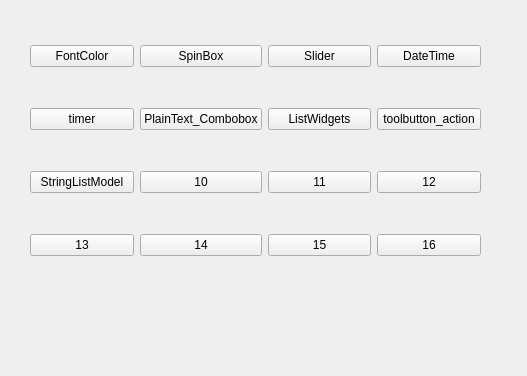
First picture: the form in src/QT_Demo/entry_form.ui, repository dbase/QT_Demo, before the edit.
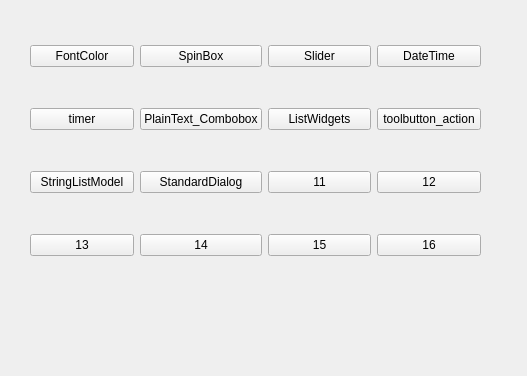
Second picture: the form after the edit.

The edit to the form file:
```diff
--- a/src/QT_Demo/entry_form.ui
+++ b/src/QT_Demo/entry_form.ui
@@ -26,7 +26,7 @@
     <item row="2" column="1">
      <widget class="QPushButton" name="btn10">
       <property name="text">
-       <string>10</string>
+       <string>StandardDialog</string>
       </property>
      </widget>
     </item>
```
